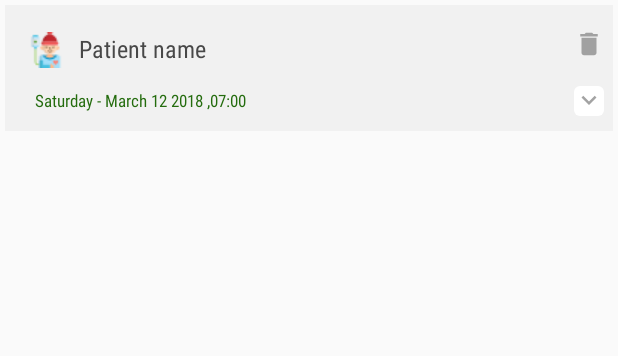
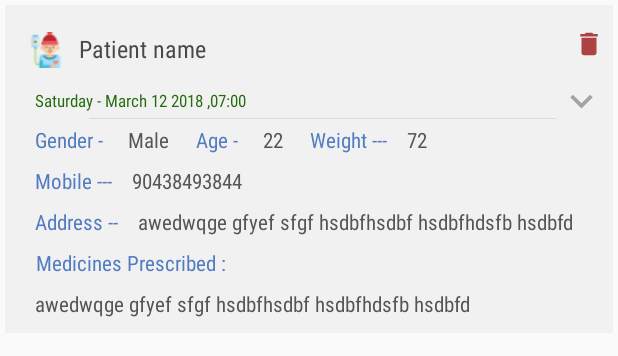
Before and after one commit to saijayant/DoctorsPrescription, an Android app: the layout patient_item_list.xml on its own in the app's theme, with its tools: preview values and no code run, on a phone screen of 412 x 824 dp. Shown: the top 356 px of the screen. Run offline under Robolectric (Android 15) with nearby library versions, the phone set to English and light mode, and no system bars.

Commit message:
added minor medicine typoe

```diff
--- a/app/src/main/java/com/sai_jayant/doctorprescription/DbHelper.java
+++ b/app/src/main/java/com/sai_jayant/doctorprescription/DbHelper.java
@@ -22,6 +22,7 @@ public class DbHelper extends SQLiteOpenHelper {
     private static final String NIGHTTIMEBEFOREFOOD = "night_time_before_food";
     private static final String ISSELECTED = "isselected";
     private static final String MEDICINETYPE = "medicine_type";
+    private static final String MED_ID = "med_id";
     private static final String ID = "id";
     public static final String PATIENT_TABLE = "patientinfo";
     public static final String PATIENTNAME = "patient_name";
@@ -49,6 +50,7 @@ public class DbHelper extends SQLiteOpenHelper {
                 + NIGHTTIMEBEFOREFOOD+" TEXT,"
                 + ISSELECTED+" TEXT,"
                 + MEDICINETYPE+" TEXT,"
+                + MED_ID+" TEXT,"
         +ID+" INTEGER PRIMARY KEY AUTOINCREMENT);");
         db.execSQL("CREATE TABLE "+PATIENT_TABLE+"("+ PATIENTNAME+" TEXT,"+ GENDER+" TEXT,"
                 + AGE+" TEXT,"
@@ -62,7 +64,7 @@ public class DbHelper extends SQLiteOpenHelper {
     }
 
     public void insertData(SQLiteDatabase db, String medicname, String medicdesc, String dayafterfood, String daybeforefood,
-                           String nightafterfood, String nightbeforefood, String isselected, String medictype){
+                           String nightafterfood, String nightbeforefood, String isselected, String medictype, String output){
         ContentValues values = new ContentValues();
         values.put(MEDICINENAME, medicname);
         values.put(MEDICINEDESC, medicdesc);
@@ -72,6 +74,7 @@ public class DbHelper extends SQLiteOpenHelper {
         values.put(NIGHTTIMEBEFOREFOOD, nightbeforefood);
         values.put(ISSELECTED, isselected);
         values.put(MEDICINETYPE, medictype);
+        values.put(MED_ID, output);
         db.insert(TABLENAME, null, values);
 
     }
@@ -116,6 +119,7 @@ public class DbHelper extends SQLiteOpenHelper {
                             c.getString(c.getColumnIndex(NIGHTTIMEBEFOREFOOD)),
                             c.getString(c.getColumnIndex(ISSELECTED)),
                             c.getString(c.getColumnIndex(MEDICINETYPE)),
+                            c.getString(c.getColumnIndex(MED_ID)),
                             c.getInt(c.getColumnIndex(ID))
 
 
--- a/app/src/main/res/drawable/ic_delete_black_24dp.xml
+++ b/app/src/main/res/drawable/ic_delete_black_24dp.xml
@@ -4,6 +4,6 @@
     android:viewportHeight="24.0"
     android:viewportWidth="24.0">
     <path
-        android:fillColor="#a1a1a1"
+        android:fillColor="#ae4242"
         android:pathData="M6,19c0,1.1 0.9,2 2,2h8c1.1,0 2,-0.9 2,-2V7H6v12zM19,4h-3.5l-1,-1h-5l-1,1H5v2h14V4z" />
 </vector>
--- a/app/src/main/res/layout/patient_item_list.xml
+++ b/app/src/main/res/layout/patient_item_list.xml
@@ -81,7 +81,6 @@
         </LinearLayout>
 
         <RelativeLayout
-            android:visibility="gone"
 
             android:id="@+id/expand_shrink"
             android:layout_width="match_parent"
@@ -119,10 +118,9 @@
                         android:layout_marginLeft="10dp"
                         android:fontFamily="sans-serif-condensed"
                         android:padding="4dp"
-
-                        android:text="gender --"
-                        android:textColor="#585858"
-                        android:textSize="12sp"
+                        android:text="Gender - "
+                        android:textColor="#517cc1"
+                        android:textSize="14sp"
                         />
 
                     <TextView
@@ -133,8 +131,55 @@
                         android:fontFamily="sans-serif-condensed"
                         android:padding="4dp"
                         android:text="Male"
-                        android:textColor="#6e2815"
-                        android:textSize="12sp"
+                        android:textColor="#555"
+                        android:textSize="14sp"
+                        />
+
+                    <TextView
+                        android:layout_width="wrap_content"
+                        android:layout_height="wrap_content"
+                        android:layout_marginLeft="10dp"
+                        android:fontFamily="sans-serif-condensed"
+                        android:padding="4dp"
+
+                        android:text="Age - "
+                        android:textColor="#517cc1"
+                        android:textSize="14sp"
+                        />
+
+                    <TextView
+                        android:id="@+id/age"
+                        android:layout_width="wrap_content"
+                        android:layout_height="wrap_content"
+                        android:layout_marginLeft="5dp"
+                        android:fontFamily="sans-serif-condensed"
+                        android:padding="4dp"
+                        android:text="22"
+                        android:textColor="#555"
+                        android:textSize="14sp"
+                        />
+                    <TextView
+                        android:layout_width="wrap_content"
+                        android:layout_height="wrap_content"
+                        android:layout_marginLeft="10dp"
+                        android:fontFamily="sans-serif-condensed"
+                        android:padding="4dp"
+
+                        android:text="Weight ---"
+                        android:textColor="#517cc1"
+                        android:textSize="14sp"
+                        />
+
+                    <TextView
+                        android:id="@+id/weight"
+                        android:layout_width="wrap_content"
+                        android:layout_height="wrap_content"
+                        android:layout_marginLeft="5dp"
+                        android:fontFamily="sans-serif-condensed"
+                        android:padding="4dp"
+                        android:text="72"
+                        android:textColor="#555"
+                        android:textSize="14sp"
                         />
 
                 </LinearLayout>
@@ -157,29 +202,7 @@
                     android:layout_width="wrap_content"
                     android:layout_height="wrap_content">
 
-                    <TextView
-                        android:layout_width="wrap_content"
-                        android:layout_height="wrap_content"
-                        android:layout_marginLeft="10dp"
-                        android:fontFamily="sans-serif-condensed"
-                        android:padding="4dp"
 
-                        android:text="Age -------"
-                        android:textColor="#585858"
-                        android:textSize="12sp"
-                         />
-
-                    <TextView
-                        android:id="@+id/age"
-                        android:layout_width="wrap_content"
-                        android:layout_height="wrap_content"
-                        android:layout_marginLeft="5dp"
-                        android:fontFamily="sans-serif-condensed"
-                        android:padding="4dp"
-                        android:text="22"
-                        android:textColor="#6e2815"
-                        android:textSize="12sp"
-                         />
 
                 </LinearLayout>
 
@@ -199,29 +222,7 @@
                     android:layout_width="wrap_content"
                     android:layout_height="wrap_content">
 
-                    <TextView
-                        android:layout_width="wrap_content"
-                        android:layout_height="wrap_content"
-                        android:layout_marginLeft="10dp"
-                        android:fontFamily="sans-serif-condensed"
-                        android:padding="4dp"
 
-                        android:text="Weight ---"
-                        android:textColor="#585858"
-                        android:textSize="12sp"
-                       />
-
-                    <TextView
-                        android:id="@+id/weight"
-                        android:layout_width="wrap_content"
-                        android:layout_height="wrap_content"
-                        android:layout_marginLeft="5dp"
-                        android:fontFamily="sans-serif-condensed"
-                        android:padding="4dp"
-                        android:text="72"
-                        android:textColor="#6e2815"
-                        android:textSize="12sp"
-                         />
 
                 </LinearLayout>
 
@@ -249,8 +250,8 @@
                         android:padding="4dp"
 
                         android:text="Mobile ---"
-                        android:textColor="#585858"
-                        android:textSize="12sp"
+                        android:textColor="#517cc1"
+                        android:textSize="14sp"
                         />
 
                     <TextView
@@ -262,8 +263,8 @@
                         android:padding="4dp"
                         android:autoLink="phone"
                         android:text="90438493844"
-                        android:textColor="#6e2815"
-                        android:textSize="12sp"
+                        android:textColor="#555"
+                        android:textSize="14sp"
                         />
 
                 </LinearLayout>
@@ -292,8 +293,8 @@
                         android:padding="4dp"
 
                         android:text="Address --"
-                        android:textColor="#585858"
-                        android:textSize="12sp"
+                        android:textColor="#517cc1"
+                        android:textSize="14sp"
                         />
 
                     <TextView
@@ -304,8 +305,8 @@
                         android:fontFamily="sans-serif-condensed"
                         android:padding="4dp"
                         android:text="awedwqge gfyef sfgf hsdbfhsdbf hsdbfhdsfb hsdbfd"
-                        android:textColor="#6e2815"
-                        android:textSize="12sp"
+                        android:textColor="#555"
+                        android:textSize="14sp"
                         />
 
                 </LinearLayout>
@@ -334,11 +335,10 @@
                         android:fontFamily="sans-serif-condensed"
                         android:padding="4dp"
                         android:gravity="center"
-                        android:drawableRight="@drawable/prescription"
+                        android:drawablePadding="4dp"
                         android:text="Medicines Prescribed :"
-                        android:textColor="#4634b9"
-                        android:textSize="13sp"
-                        android:textStyle="bold"
+                        android:textColor="#517cc1"
+                        android:textSize="14sp"
                         />
 
                     <TextView
@@ -349,8 +349,8 @@
                         android:fontFamily="sans-serif-condensed"
                         android:padding="4dp"
                         android:text="awedwqge gfyef sfgf hsdbfhsdbf hsdbfhdsfb hsdbfd"
-                        android:textColor="#5e5e5e"
-                        android:textSize="12sp"
+                        android:textColor="#555"
+                        android:textSize="14sp"
                         />
 
                 </LinearLayout>
@@ -383,15 +383,15 @@
             android:layout_marginBottom="4dp"
             android:layout_marginLeft="20dp"
 
-android:layout_below="@id/delete"
+            android:layout_below="@id/delete"
             android:layout_marginStart="70dp"
-            android:layout_marginTop="18dp"
-            android:background="@drawable/edit_text">
+            android:layout_marginTop="14dp"
+            >
 
             <ImageView
                 android:id="@+id/expand"
-                android:layout_width="20dp"
-                android:layout_height="20dp"
+                android:layout_width="30dp"
+                android:layout_height="30dp"
                 android:layout_gravity="right"
                 android:layout_marginLeft="0dp"
                 android:background="@drawable/ic_keyboard_arrow_down_black_24dp"
@@ -401,6 +401,7 @@ android:layout_below="@id/delete"
 
         </LinearLayout>
 
+
     </RelativeLayout>
 
 </LinearLayout>
```
Also changed, not shown: app/src/main/java/com/sai_jayant/doctorprescription/AddMedicineActivity.java (+15 -4 lines), app/src/main/java/com/sai_jayant/doctorprescription/AddPatientActivity.java (+30 -7 lines), app/src/main/java/com/sai_jayant/doctorprescription/CostomChildClass.java (+13 -2 lines), app/src/main/java/com/sai_jayant/doctorprescription/Medicine.java (+12 -1 lines), app/src/main/java/com/sai_jayant/doctorprescription/MedicineAdapter.java (+53 -95 lines), app/src/main/res/layout/medicine_item_list.xml (+75 -72 lines).
